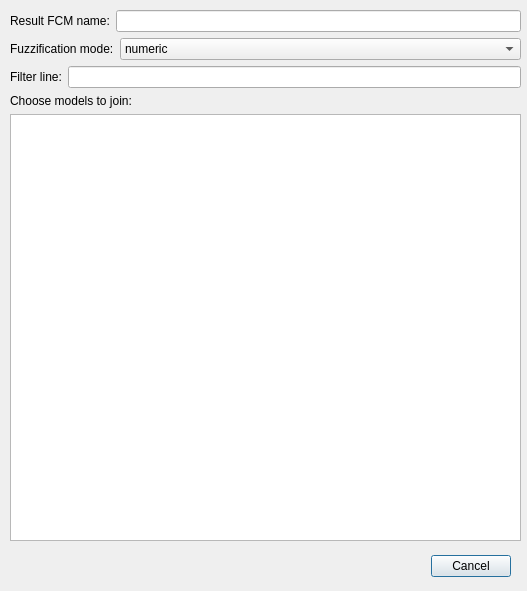
Qt form src/ui/join_window/join_window.ui (ShompolovMaxim/FCM) before a commit.
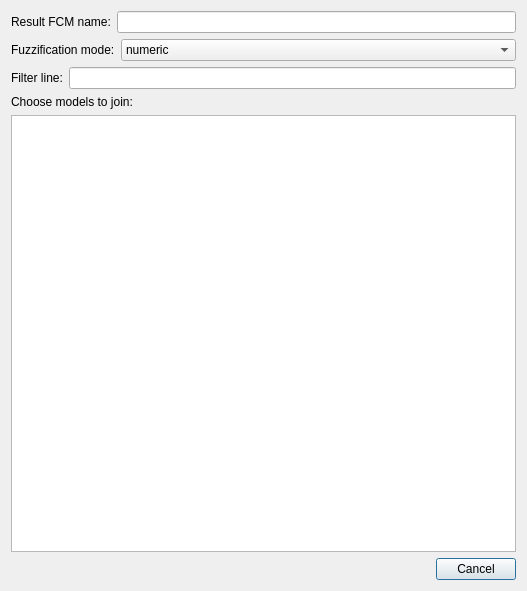
The same form after that commit.

```diff
--- a/src/ui/join_window/join_window.ui
+++ b/src/ui/join_window/join_window.ui
@@ -13,31 +13,8 @@
   <property name="windowTitle">
    <string>Join FCMs</string>
   </property>
-  <widget class="QDialogButtonBox" name="buttonBox">
-   <property name="geometry">
-    <rect>
-     <x>170</x>
-     <y>550</y>
-     <width>341</width>
-     <height>32</height>
-    </rect>
-   </property>
-   <property name="orientation">
-    <enum>Qt::Orientation::Horizontal</enum>
-   </property>
-   <property name="standardButtons">
-    <set>QDialogButtonBox::StandardButton::Cancel</set>
-   </property>
-  </widget>
-  <widget class="QWidget" name="verticalLayoutWidget">
-   <property name="geometry">
-    <rect>
-     <x>10</x>
-     <y>10</y>
-     <width>511</width>
-     <height>531</height>
-    </rect>
-   </property>
+  <layout class="QGridLayout" name="gridLayout">
+   <item row="0" column="0">
    <layout class="QVBoxLayout" name="verticalLayout_3">
     <item>
      <layout class="QHBoxLayout" name="horizontalLayout">
@@ -127,7 +104,18 @@
      </widget>
     </item>
    </layout>
-  </widget>
+   </item>
+   <item row="1" column="0">
+    <widget class="QDialogButtonBox" name="buttonBox">
+     <property name="orientation">
+      <enum>Qt::Orientation::Horizontal</enum>
+     </property>
+     <property name="standardButtons">
+      <set>QDialogButtonBox::StandardButton::Cancel</set>
+     </property>
+    </widget>
+   </item>
+  </layout>
  </widget>
  <resources/>
  <connections>
```
Lines whose indentation alone changed are shown as unchanged.
